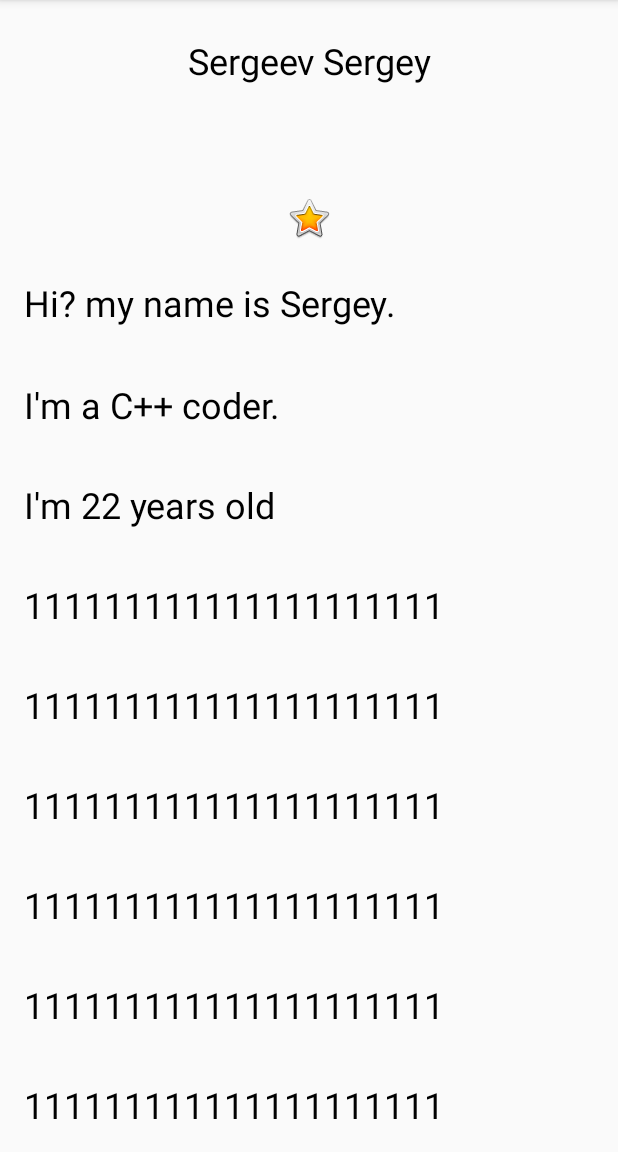
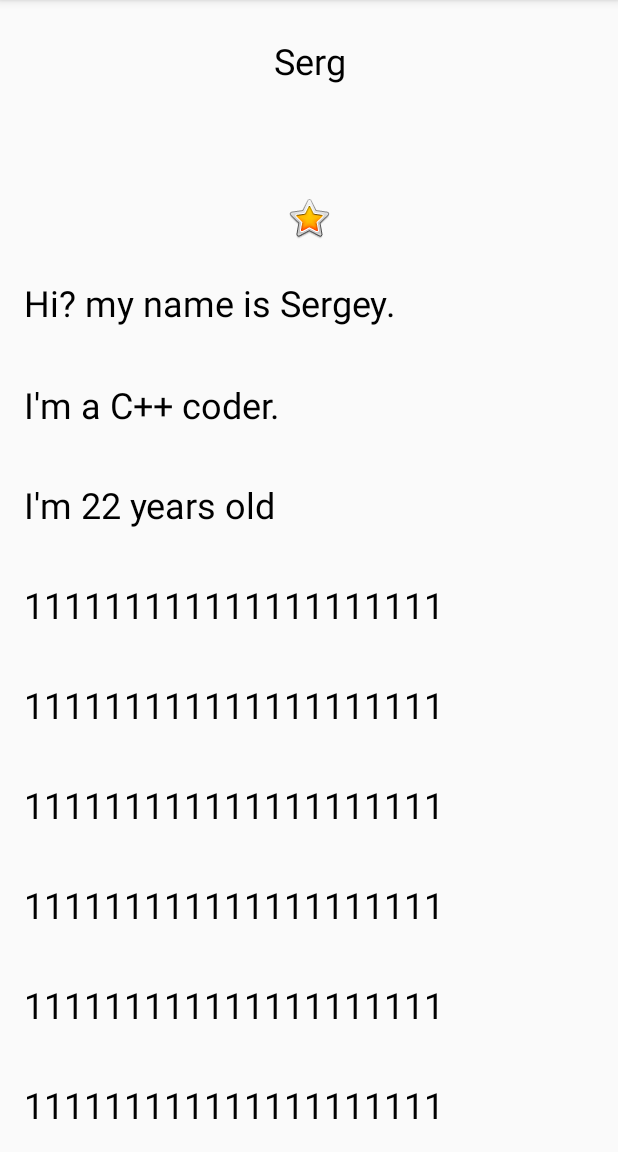
Before and after one commit to SergeevSergey99/AboutMe, an Android app: the screen it shows after launch (MainActivity), after a tap on "DONE", on a phone screen of 412 x 824 dp, the part 84-1236 px from its top. Run offline under Robolectric (Android 15) with nearby library versions, the phone set to English and light mode, and no system bars; our stand-ins replace data binding; Roboto replaces fonts that are not available here.

Commit message:
about me final

```diff
--- a/app/src/main/java/com/example/aboutme/MainActivity.kt
+++ b/app/src/main/java/com/example/aboutme/MainActivity.kt
@@ -9,26 +9,41 @@ import android.widget.Button
 import android.widget.EditText
 import android.widget.TextView
 
+import androidx.databinding.DataBindingUtil
+import com.example.aboutme.databinding.ActivityMainBinding
+
+
 class MainActivity : AppCompatActivity() {
+
+    private  val myName = MyName("Serg", "Archenemy")
+
+    private lateinit var binding: ActivityMainBinding
+
+
     override fun onCreate(savedInstanceState: Bundle?) {
         super.onCreate(savedInstanceState)
         setContentView(R.layout.activity_main)
 
-        findViewById<Button>(R.id.done_button).setOnClickListener {
+        binding = DataBindingUtil.setContentView(this, R.layout.activity_main)
+        binding.myName = myName
+        binding.doneButton.setOnClickListener {
             addNicname(it)
         }
     }
 
-    private fun addNicname(view: View){
-        val editText = findViewById<EditText>(R.id.nickname_edit)
-        val nicknameTextView = findViewById<TextView>(R.id.nickname_text)
+    private fun addNicname(view: View) {
+        //val editText = findViewById<EditText>(R.id.nickname_edit)
+        //val nicknameTextView = findViewById<TextView>(R.id.nickname_text)
 
-        nicknameTextView.text = editText.text
-        editText.visibility = View.GONE
-        view.visibility = View.GONE
-        nicknameTextView.visibility = View.VISIBLE
-
+        binding.apply {
+            nicknameText.text = nicknameEdit.text
+            //invalidateAll()
+            //onResume()
+            nicknameEdit.visibility = View.GONE
+            doneButton.visibility = View.GONE
+            nicknameText.visibility = View.VISIBLE
+        }
         val imm = getSystemService(Context.INPUT_METHOD_SERVICE) as InputMethodManager
-        imm.hideSoftInputFromWindow(view.windowToken,0)
+        imm.hideSoftInputFromWindow(view.windowToken, 0)
     }
 }
--- /dev/null
+++ b/app/src/main/java/com/example/aboutme/MyName.kt
@@ -0,0 +1,6 @@
+package com.example.aboutme
+
+data class MyName(
+    var name: String = "",
+    var nickname: String = ""
+)
--- a/app/src/main/res/layout/activity_main.xml
+++ b/app/src/main/res/layout/activity_main.xml
@@ -1,11 +1,23 @@
 <?xml version="1.0" encoding="utf-8"?>
-<androidx.constraintlayout.widget.ConstraintLayout
+<layout
         xmlns:android="http://schemas.android.com/apk/res/android"
         xmlns:tools="http://schemas.android.com/tools"
-        xmlns:app="http://schemas.android.com/apk/res-auto"
+        xmlns:app="http://schemas.android.com/apk/res-auto">
+
+    <data>
+        <variable
+                name="myName"
+                type="com.example.aboutme.MyName"
+        />
+    </data>
+
+    <androidx.constraintlayout.widget.ConstraintLayout
             android:layout_width="match_parent"
             android:layout_height="match_parent"
-        tools:context=".MainActivity">
+            tools:context=".MainActivity"
+            >
+
+
         <LinearLayout
                 android:orientation="vertical"
                 android:layout_width="match_parent"
@@ -13,10 +25,12 @@
                 app:layout_constraintHorizontal_bias="0.5" app:layout_constraintEnd_toEndOf="parent"
                 tools:ignore="UseCompoundDrawables" app:layout_constraintTop_toTopOf="parent"
                  >
+
+
             <TextView
                     android:layout_width="match_parent"
                     android:layout_height="wrap_content"
-                android:text="@string/sergeev_sergey"
+                    android:text='@{myName.name}'
                     android:textAlignment="center"
                     style="@style/NameStyle"/>
             <EditText
@@ -36,8 +50,11 @@
                     android:layout_height="wrap_content" android:id="@+id/done_button"/>
             <TextView
                     android:layout_width="match_parent"
-                android:layout_height="wrap_content" android:id="@+id/nickname_text" style="@style/NameStyle"
-                android:textAlignment="center" android:visibility="gone" android:text="@string/empty"/>
+                    android:layout_height="wrap_content"
+                    android:id="@+id/nickname_text"
+                    style="@style/NameStyle"
+                    android:textAlignment="center" android:visibility="gone"
+                    android:text="@{myName.nickname}"/>
             <ImageView
                     android:layout_width="match_parent"
                     android:layout_height="wrap_content"
@@ -59,3 +76,4 @@
         </LinearLayout>
 
     </androidx.constraintlayout.widget.ConstraintLayout>
+</layout>
--- a/build.gradle
+++ b/build.gradle
@@ -1,12 +1,12 @@
 // Top-level build file where you can add configuration options common to all sub-projects/modules.
 buildscript {
-    ext.kotlin_version = "1.4.30"
+    ext.kotlin_version = "1.5.21"
     repositories {
         google()
         jcenter()
     }
     dependencies {
-        classpath 'com.android.tools.build:gradle:4.1.1'
+        classpath 'com.android.tools.build:gradle:4.1.3'
         classpath "org.jetbrains.kotlin:kotlin-gradle-plugin:$kotlin_version"
 
         // NOTE: Do not place your application dependencies here; they belong
```
Also changed, not shown: app/build.gradle (+13 -6 lines). Lines whose indentation alone changed are shown as unchanged.
